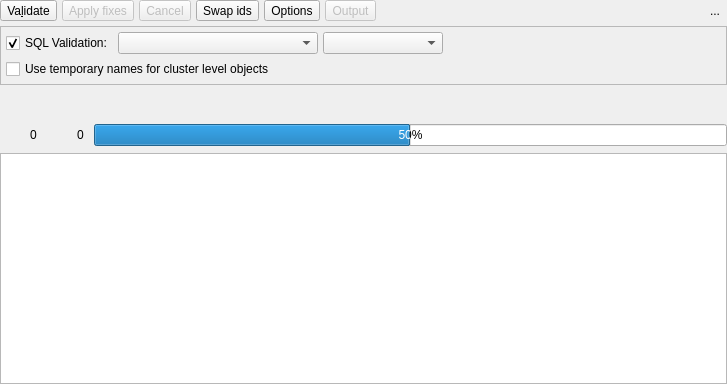
The window that libs/libgui/ui/tools/modelvalidationwidget.ui (arichiardi/pgmodeler) describes before a commit, drawn with Qt 5.
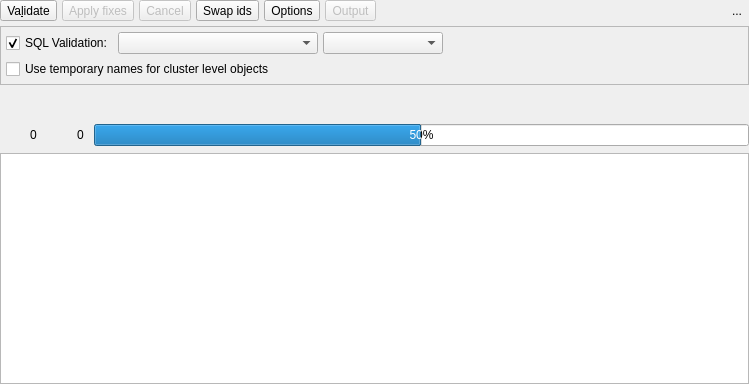
The same window after the commit. Icons and pictures are not drawn.

Patch:
```diff
--- a/libs/libgui/ui/tools/modelvalidationwidget.ui
+++ b/libs/libgui/ui/tools/modelvalidationwidget.ui
@@ -6,7 +6,7 @@
    <rect>
     <x>0</x>
     <y>0</y>
-    <width>727</width>
+    <width>749</width>
     <height>384</height>
    </rect>
   </property>
```
Left out of the diff: 2 changed lines with no effect on the pictures.
